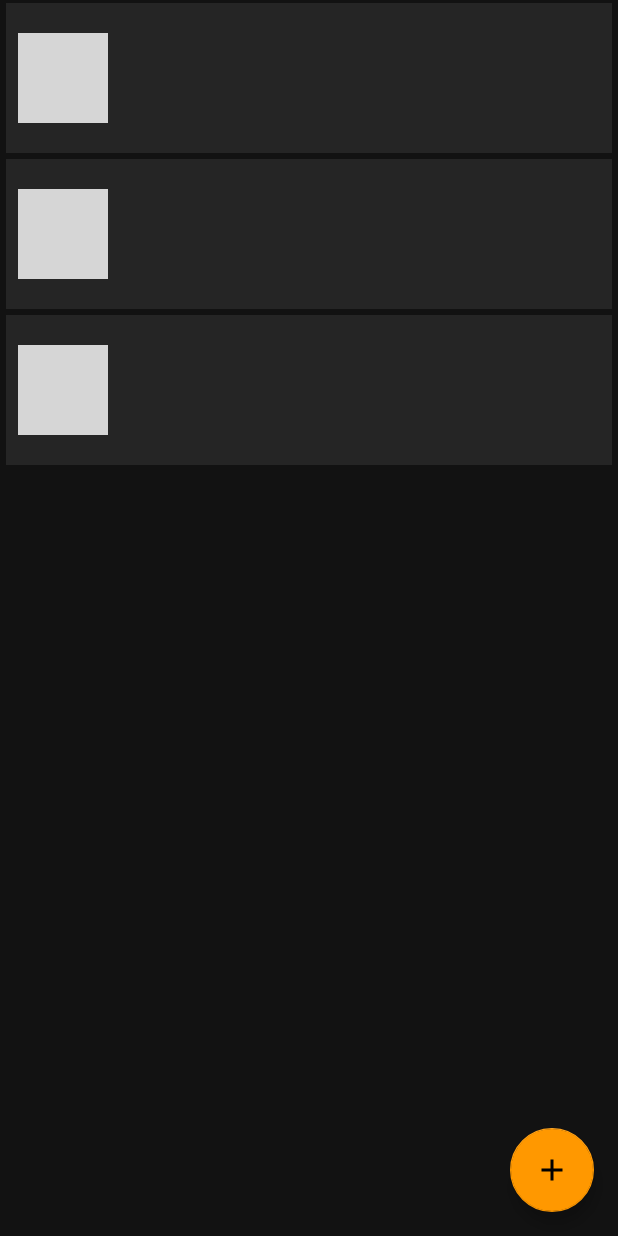
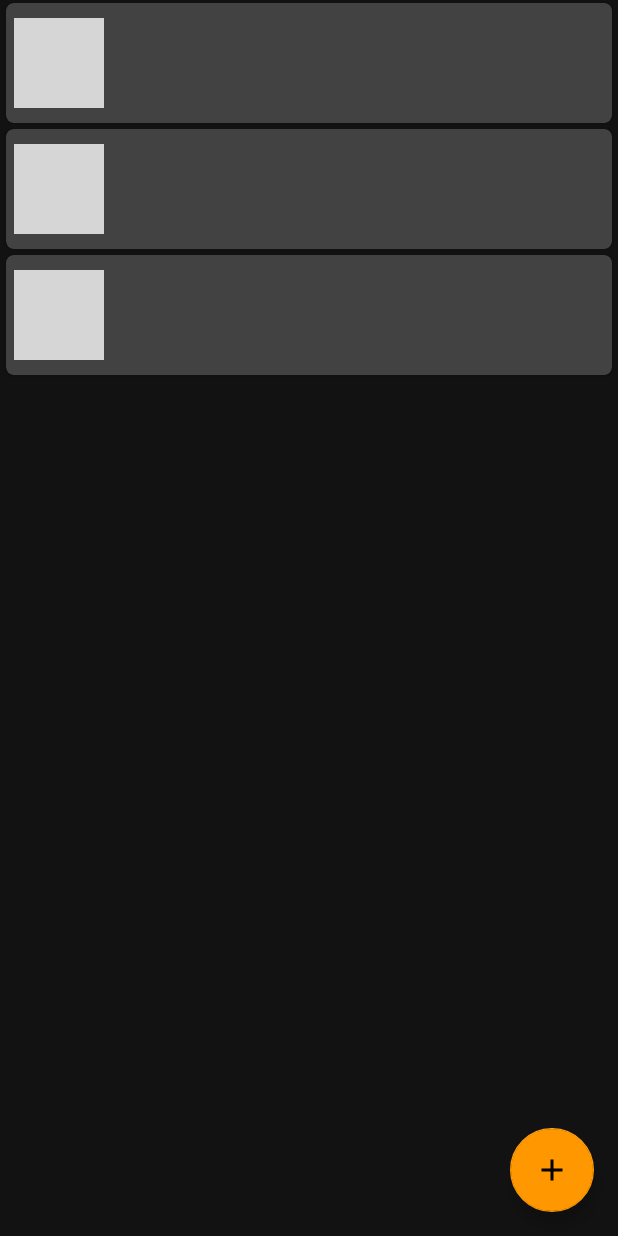
Before and after one commit to Aayushjn/What2Do, an Android app: the layout fragment_pending.xml on its own in the app's theme, with its tools: preview values and no code run, on a phone screen of 412 x 824 dp. Run offline under Robolectric (Android 15) with nearby library versions, the phone set to English and light mode, and no system bars; grey boxes are pictures that could not be loaded.

Commit message:
Switched to CardView Improved TTS and adapter animations

```diff
--- a/app/src/main/res/layout/recycler_view_item.xml
+++ b/app/src/main/res/layout/recycler_view_item.xml
@@ -1,31 +1,35 @@
 <?xml version="1.0" encoding="utf-8"?>
-<LinearLayout
+<androidx.cardview.widget.CardView
     xmlns:android="http://schemas.android.com/apk/res/android"
     xmlns:tools="http://schemas.android.com/tools"
+    xmlns:app="http://schemas.android.com/apk/res-auto"
     android:orientation="horizontal"
     android:padding="8dp"
     android:layout_width="match_parent"
-    android:layout_height="100dp"
+    android:layout_height="80dp"
     android:background="#252525"
     android:layout_marginTop="2dp"
     android:layout_marginBottom="2dp"
     android:layout_marginEnd="4dp"
-    android:layout_marginStart="4dp">
+    android:layout_marginStart="4dp"
+    app:cardCornerRadius="5dp">
 
     <ImageView
         android:id="@+id/img_todo"
         android:layout_width="60dp"
         android:layout_height="60dp"
         android:contentDescription="@string/title"
+        android:layout_marginStart="5dp"
         android:layout_marginEnd="5dp"
-        android:layout_gravity="center"
+        android:layout_gravity="center_vertical"
         tools:src="@tools:sample/avatars"/>
 
     <LinearLayout
         android:layout_width="wrap_content"
         android:layout_height="wrap_content"
-        android:layout_gravity="center"
+        android:layout_marginStart="65dp"
         android:padding="5dp"
+        android:layout_gravity="center_vertical"
         android:orientation="vertical">
 
         <TextView
@@ -52,4 +56,4 @@
 
     </LinearLayout>
 
-</LinearLayout>
+</androidx.cardview.widget.CardView>
```
Also changed, not shown: app/src/main/java/com/aayush/what2do/util/recyclerview/adapter/TodoNotesAdapter.kt (+5 -3 lines), app/src/main/java/com/aayush/what2do/view/fragment/PendingFragment.kt (+18 -2 lines).
